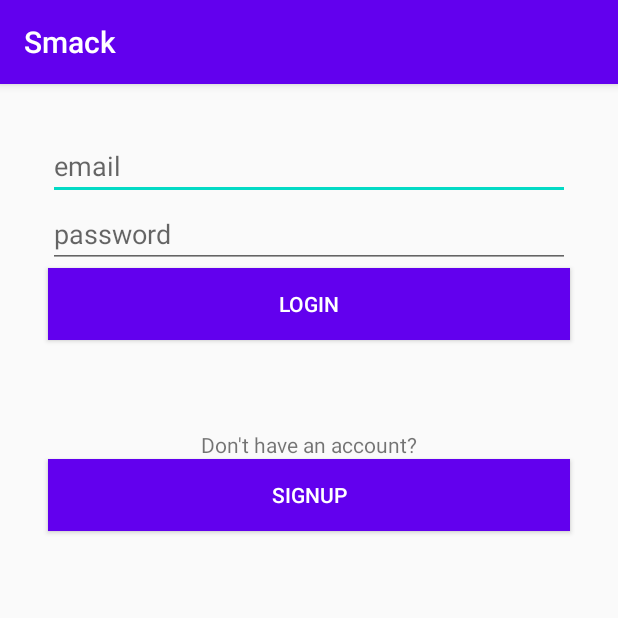
After one commit to isanchezp/Smack, an Android app: the LoginActivity screen opened directly, with no data from a screen before it, on a phone screen of 412 x 824 dp, the top half of it. The commit adds this screen. Run offline under Robolectric (Android 15) with nearby library versions, the phone set to English and light mode, and no system bars.

Commit message:
login activity design

```diff
--- a/app/src/main/AndroidManifest.xml
+++ b/app/src/main/AndroidManifest.xml
@@ -9,8 +9,9 @@
         android:roundIcon="@mipmap/ic_launcher"
         android:supportsRtl="true"
         android:theme="@style/AppTheme">
+        <activity android:name=".LoginActivity"></activity>
         <activity
-            android:name=".MainActivity1"
+            android:name=".MainActivity"
             android:label="@string/title_activity_main1"
             android:theme="@style/AppTheme.NoActionBar">
             <intent-filter>
@@ -19,9 +20,6 @@
                 <category android:name="android.intent.category.LAUNCHER" />
             </intent-filter>
         </activity>
-        <activity android:name=".MainActivity">
-
-        </activity>
     </application>
 
 </manifest>
--- /dev/null
+++ b/app/src/main/java/com/ivan/smack/LoginActivity.kt
@@ -0,0 +1,17 @@
+package com.ivan.smack
+
+import androidx.appcompat.app.AppCompatActivity
+import android.os.Bundle
+import android.view.View
+
+class LoginActivity : AppCompatActivity() {
+
+    override fun onCreate(savedInstanceState: Bundle?) {
+        super.onCreate(savedInstanceState)
+        setContentView(R.layout.activity_login)
+    }
+
+    fun onLoginClicked(view: View) {}
+
+    fun onSignupClicked(view: View) {}
+}
--- /dev/null
+++ b/app/src/main/res/layout/activity_login.xml
@@ -0,0 +1,74 @@
+<?xml version="1.0" encoding="utf-8"?>
+<androidx.constraintlayout.widget.ConstraintLayout xmlns:android="http://schemas.android.com/apk/res/android"
+    xmlns:app="http://schemas.android.com/apk/res-auto"
+    xmlns:tools="http://schemas.android.com/tools"
+    android:layout_width="match_parent"
+    android:layout_height="match_parent"
+    tools:context=".LoginActivity">
+
+    <EditText
+        android:id="@+id/et_email"
+        android:layout_width="0dp"
+        android:layout_height="wrap_content"
+        android:layout_marginStart="32dp"
+        android:layout_marginTop="32dp"
+        android:layout_marginEnd="32dp"
+        android:ems="10"
+        android:hint="email"
+        android:inputType="textPersonName|textEmailAddress"
+        app:layout_constraintEnd_toEndOf="parent"
+        app:layout_constraintStart_toStartOf="parent"
+        app:layout_constraintTop_toTopOf="parent" />
+
+    <EditText
+        android:id="@+id/editTextTextPassword"
+        android:layout_width="0dp"
+        android:layout_height="wrap_content"
+        android:layout_marginStart="32dp"
+        android:layout_marginEnd="32dp"
+        android:ems="10"
+        android:hint="password"
+        android:inputType="textPassword"
+        app:layout_constraintEnd_toEndOf="parent"
+        app:layout_constraintStart_toStartOf="parent"
+        app:layout_constraintTop_toBottomOf="@+id/et_email" />
+
+    <Button
+        android:id="@+id/btn_login"
+        android:layout_width="0dp"
+        android:layout_height="wrap_content"
+        android:layout_marginStart="32dp"
+        android:layout_marginEnd="32dp"
+        android:background="@color/colorPrimary"
+        android:onClick="onLoginClicked"
+        android:text="LOGIN"
+        android:textColor="#FFFFFF"
+        app:layout_constraintEnd_toEndOf="parent"
+        app:layout_constraintStart_toStartOf="parent"
+        app:layout_constraintTop_toBottomOf="@+id/editTextTextPassword" />
+
+    <TextView
+        android:id="@+id/textView"
+        android:layout_width="wrap_content"
+        android:layout_height="wrap_content"
+        android:layout_marginTop="60dp"
+        android:text="Don't have an account?"
+        app:layout_constraintEnd_toEndOf="parent"
+        app:layout_constraintHorizontal_bias="0.501"
+        app:layout_constraintStart_toStartOf="parent"
+        app:layout_constraintTop_toBottomOf="@+id/btn_login" />
+
+    <Button
+        android:id="@+id/btn_signup"
+        android:layout_width="0dp"
+        android:layout_height="wrap_content"
+        android:layout_marginStart="32dp"
+        android:layout_marginEnd="32dp"
+        android:background="@color/colorPrimary"
+        android:onClick="onSignupClicked"
+        android:text="SIGNUP"
+        android:textColor="#FFFFFF"
+        app:layout_constraintEnd_toEndOf="parent"
+        app:layout_constraintStart_toStartOf="parent"
+        app:layout_constraintTop_toBottomOf="@+id/textView" />
+</androidx.constraintlayout.widget.ConstraintLayout>
--- a/app/src/main/res/layout/app_bar_main.xml
+++ b/app/src/main/res/layout/app_bar_main.xml
@@ -4,7 +4,7 @@
     xmlns:tools="http://schemas.android.com/tools"
     android:layout_width="match_parent"
     android:layout_height="match_parent"
-    tools:context=".MainActivity1">
+    tools:context=".MainActivity">
 
     <com.google.android.material.appbar.AppBarLayout
         android:layout_width="match_parent"
```
Also changed, not shown: app/build.gradle (+14 -0 lines), app/src/main/java/com/ivan/smack/MainActivity.kt (+15 -1 lines), app/src/main/java/com/ivan/smack/MainActivity1.kt (deleted, +0 -29 lines), app/src/main/res/layout/activity_main.xml (+30 -10 lines), app/src/main/res/layout/activity_main1.xml (deleted, +0 -38 lines), app/src/main/res/layout/content_main.xml (+47 -10 lines), app/src/main/res/layout/nav_header_main.xml (+13 -8 lines), app/src/main/res/navigation/mobile_navigation.xml (deleted, +0 -25 lines).
